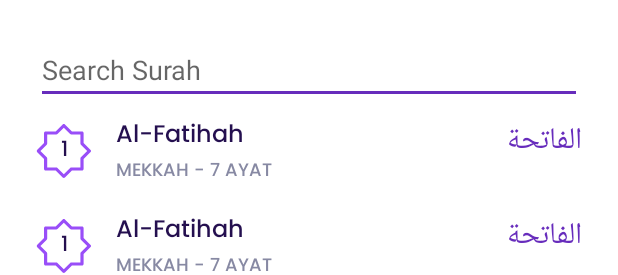
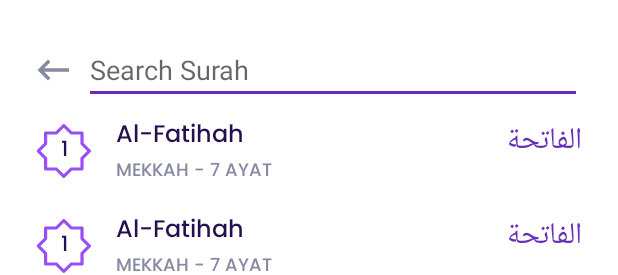
Before and after one commit to galihif/My-Quran, an Android app: the layout activity_search.xml on its own in the app's theme, with its tools: preview values and no code run, on a phone screen of 412 x 824 dp. Shown: the top 275 px of the screen. Run offline under Robolectric (Android 15) with nearby library versions, the phone set to English and light mode, and no system bars; Roboto replaces fonts that are not available here.

Commit message:
add back button

```diff
--- a/app/src/main/java/com/giftech/myquran/ui/search/SearchActivity.kt
+++ b/app/src/main/java/com/giftech/myquran/ui/search/SearchActivity.kt
@@ -23,21 +23,22 @@ class SearchActivity : AppCompatActivity() {
 
         binding.etSearch.requestFocus()
 
-
-
         binding.etSearch.addTextChangedListener(object : TextWatcher {
             override fun afterTextChanged(s: Editable?) {
                 viewmodel.getSurahByName(s.toString()).observe(this@SearchActivity, {res ->
                     adapter.setList(res)
                 })
             }
-
             override fun beforeTextChanged(s: CharSequence?, start: Int, count: Int, after: Int) {
             }
 
             override fun onTextChanged(s: CharSequence?, start: Int, before: Int, count: Int) {
             }
         })
+
+        binding.btnBack.setOnClickListener {
+            onBackPressed()
+        }
 
         with(binding.rvSurah){
             this.layoutManager = LinearLayoutManager(context)
--- a/app/src/main/res/layout/activity_search.xml
+++ b/app/src/main/res/layout/activity_search.xml
@@ -7,15 +7,31 @@
     android:padding="24dp"
     tools:context=".ui.search.SearchActivity">
 
-    <EditText
-        android:id="@+id/et_search"
+
+    <LinearLayout
+        android:id="@+id/linearLayout2"
         android:layout_width="match_parent"
         android:layout_height="wrap_content"
-        android:hint="@string/search_surah"
-        android:backgroundTint="@color/purple_500"
+        android:orientation="horizontal"
+        android:gravity="center_vertical"
         app:layout_constraintEnd_toEndOf="parent"
         app:layout_constraintStart_toStartOf="parent"
-        app:layout_constraintTop_toTopOf="parent" />
+        app:layout_constraintTop_toTopOf="parent">
+
+        <ImageView
+            android:id="@+id/btn_back"
+            android:layout_width="wrap_content"
+            android:layout_height="wrap_content"
+            android:src="@drawable/ic_back"/>
+
+        <EditText
+            android:id="@+id/et_search"
+            android:layout_width="match_parent"
+            android:layout_height="wrap_content"
+            android:layout_marginStart="8dp"
+            android:backgroundTint="@color/purple_500"
+            android:hint="@string/search_surah" />
+    </LinearLayout>
 
     <androidx.recyclerview.widget.RecyclerView
         android:id="@+id/rv_surah"
@@ -23,7 +39,7 @@
         android:layout_height="wrap_content"
         app:layout_constraintEnd_toEndOf="parent"
         app:layout_constraintStart_toStartOf="parent"
-        app:layout_constraintTop_toBottomOf="@+id/et_search"
+        app:layout_constraintTop_toBottomOf="@+id/linearLayout2"
         tools:listitem="@layout/item_surah" />
 
 </androidx.constraintlayout.widget.ConstraintLayout>
```
